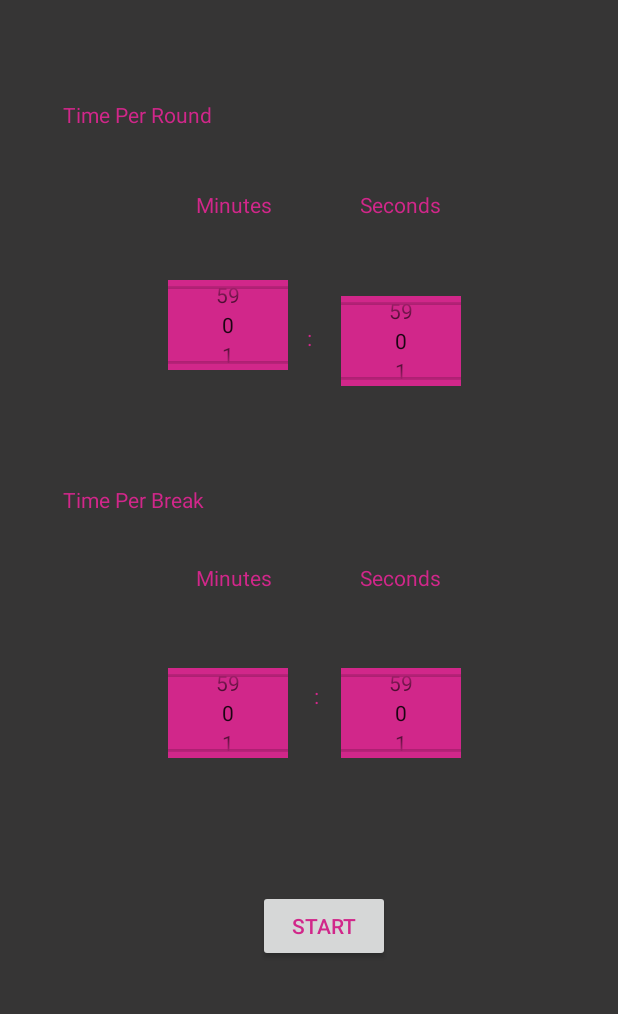
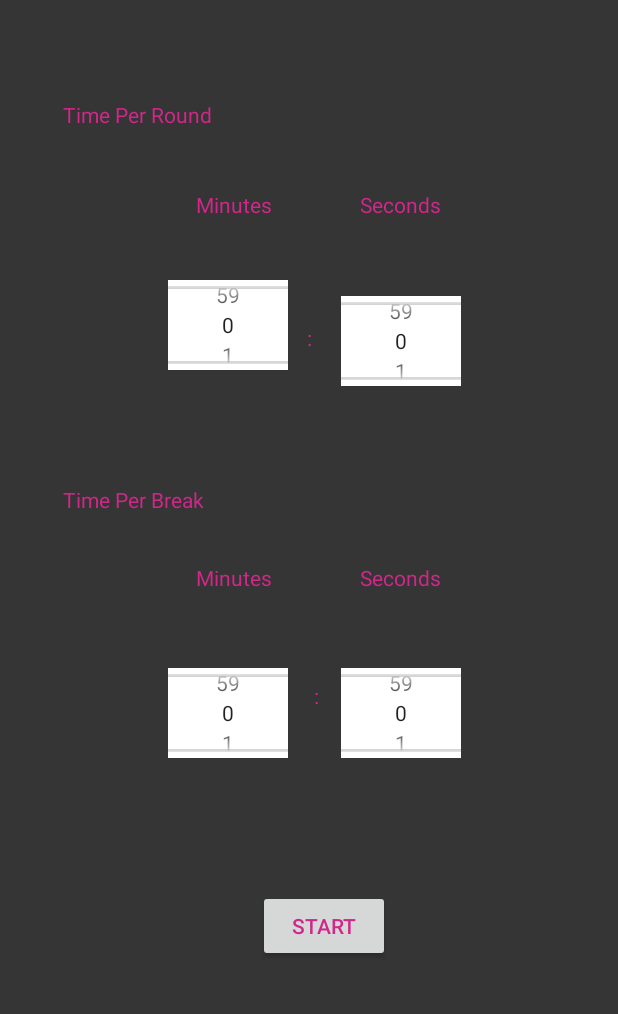
Before and after one commit to apanisales/IntervalTimer, an Android app: the screen it shows after launch (MainActivity), on a phone screen of 412 x 824 dp, the part 182-1196 px from its top. Run offline under Robolectric (Android 15) with nearby library versions, the phone set to English and light mode, and no system bars.

```diff
--- a/app/src/main/java/com/anthonypanisales/intervaltimer/MainActivity.java
+++ b/app/src/main/java/com/anthonypanisales/intervaltimer/MainActivity.java
@@ -5,6 +5,8 @@ import android.os.Bundle;
 import android.support.v7.app.AppCompatActivity;
 import android.view.View;
 import android.widget.NumberPicker;
+
+// TODO: Fix activity_main for landscape
 
 public class MainActivity extends AppCompatActivity {
 
--- a/app/src/main/res/layout-port/activity_main.xml
+++ b/app/src/main/res/layout-port/activity_main.xml
@@ -174,7 +174,7 @@
             android:layout_marginRight="8dp"
             android:layout_marginStart="8dp"
             android:layout_marginTop="8dp"
-            android:background="@color/main_activity_text"
+            android:background="@color/main_activity_editText"
             app:layout_constraintBottom_toBottomOf="parent"
             app:layout_constraintEnd_toEndOf="parent"
             app:layout_constraintHorizontal_bias="0.329"
@@ -192,7 +192,7 @@
             android:layout_marginRight="8dp"
             android:layout_marginStart="8dp"
             android:layout_marginTop="8dp"
-            android:background="@color/main_activity_text"
+            android:background="@color/main_activity_editText"
             app:layout_constraintBottom_toBottomOf="parent"
             app:layout_constraintEnd_toEndOf="parent"
             app:layout_constraintHorizontal_bias="0.694"
@@ -210,7 +210,7 @@
             android:layout_marginRight="8dp"
             android:layout_marginStart="8dp"
             android:layout_marginTop="8dp"
-            android:background="@color/main_activity_text"
+            android:background="@color/main_activity_editText"
             app:layout_constraintBottom_toBottomOf="parent"
             app:layout_constraintEnd_toEndOf="parent"
             app:layout_constraintHorizontal_bias="0.329"
@@ -228,7 +228,7 @@
             android:layout_marginRight="8dp"
             android:layout_marginStart="8dp"
             android:layout_marginTop="8dp"
-            android:background="@color/main_activity_text"
+            android:background="@color/main_activity_editText"
             app:layout_constraintBottom_toBottomOf="parent"
             app:layout_constraintEnd_toEndOf="parent"
             app:layout_constraintHorizontal_bias="0.694"
--- a/app/src/main/res/values/dimens.xml
+++ b/app/src/main/res/values/dimens.xml
@@ -1,4 +1,4 @@
 <resources>
     <dimen name="fab_margin">16dp</dimen>
-    <dimen name="timer_font_size">40sp</dimen>
+    <dimen name="timer_font_size">120sp</dimen>
 </resources>
```
Also changed, not shown: app/src/main/AndroidManifest.xml (+9 -3 lines), app/src/main/java/com/anthonypanisales/intervaltimer/BreakTimerActivity.java (+5 -3 lines), app/src/main/java/com/anthonypanisales/intervaltimer/RoundTimerActivity.java (+5 -3 lines).
